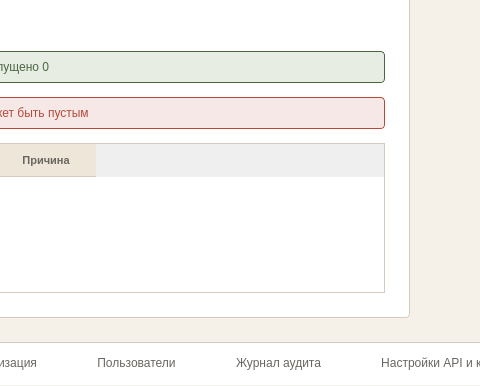
This is ui/windows/import_data_window.ui in nikolas-po/legends_parma as Qt 5 draws it before an edit; both pictures show x 496 to 976 and y 372 to 758 of the 1172 by 758 pixel window. The edited form follows.
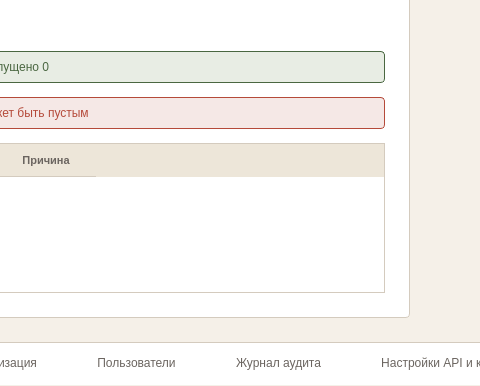
This is the edited form. Icons and pictures are not drawn.

The edit to the form file:
```diff
--- a/ui/windows/import_data_window.ui
+++ b/ui/windows/import_data_window.ui
@@ -20,7 +20,6 @@
 #logout_btn { background-color: transparent; color: #F5F0E8; border: 1px solid rgba(255, 255, 255, 0.25); padding: 3px 10px; font-size: 12px; border-radius: 4px; }
 #logout_btn:hover { background-color: rgba(255, 255, 255, 0.08); border: 1px solid rgba(255, 255, 255, 0.4); }
 #logout_btn:pressed { background-color: rgba(255, 255, 255, 0.12); border: 1px solid rgba(255, 255, 255, 0.5); }
-
 #formCard { background-color: #FFFFFF; border: 1px solid #D4CBBE; border-radius: 4px; }
 #lbl_form_title { font-size: 16px; font-weight: 600; color: #2C2A26; }
 #dropArea { background-color: #FFFFFF; border: 2px dashed #D4CBBE; border-radius: 4px; }
@@ -28,7 +27,6 @@
 #lbl_drop_main { font-size: 14px; color: #2C2A26; }
 #lbl_drop_sub { font-size: 12px; color: #A39E94; }
 #fieldLabel { font-size: 12px; color: #6B6560; }
-
 QComboBox { padding: 10px 12px; font-size: 14px; border-radius: 4px; border: 1px solid #D4CBBE; background-color: #FFFFFF; color: #2C2A26; }
 QComboBox:hover { border: 1px solid #B8AE9E; }
 QComboBox:focus { border: 1px solid #4A6741; }
@@ -36,27 +34,24 @@
 QComboBox:disabled { border: 1px dashed #D4CBBE; color: #A39E94; background-color: #F5F0E8; }
 QComboBox QAbstractItemView { background-color: #FFFFFF; border: 1px solid #D4CBBE; selection-background-color: #E8EDE4; selection-color: #2C2A26; }
 QComboBox QAbstractItemView::item:hover { background-color: #EDE6D9; }
-
 #btn_import { background-color: #4A6741; color: #FFFFFF; border: none; padding: 11px 16px; font-size: 14px; font-weight: 600; border-radius: 4px; }
 #btn_import:hover { background-color: #3D5636; }
 #btn_import:pressed { background-color: #334A2E; }
 #btn_import:disabled { background-color: #A8B5A0; }
 #btn_import:focus { border: 1px dashed #4A6741; }
-
 #successBanner { background-color: #E8EDE4; border: 1px solid #4A6741; border-radius: 4px; }
 #successBanner QLabel { color: #4A6741; font-size: 12px; border: none; background: transparent; }
 #errorBanner { background-color: #F5E8E6; border: 1px solid #B54A3A; border-radius: 4px; }
 #errorBanner QLabel { color: #B54A3A; font-size: 12px; border: none; background: transparent; }
-
-QTableWidget { background-color: #FFFFFF; border: 1px solid #D4CBBE; outline: none; }
+QHeaderView { background-color: #EDE6D9; }
 QHeaderView::section { background-color: #EDE6D9; color: #6B6560; font-size: 11px; font-weight: 600; border: none; border-bottom: 1px solid #D4CBBE; padding: 7px 10px; }
+QHeaderView::section:vertical { background-color: #EDE6D9; color: #6B6560; border: none; padding: 4px 6px; }
+QTableWidget { background-color: #FFFFFF; border: 1px solid #D4CBBE; outline: none; }
 QTableWidget::item { border-bottom: 1px solid #D4CBBE; padding: 7px 10px; color: #2C2A26; font-size: 12px; }
-
 #modeBar { background: transparent; border: none; }
 #btn_mode_import, #btn_mode_export, #btn_mode_gpx { background-color: #FFFFFF; color: #6B6560; border: 1px solid #D4CBBE; padding: 7px 16px; font-size: 12px; border-radius: 4px; }
 #btn_mode_import:hover, #btn_mode_export:hover, #btn_mode_gpx:hover { color: #2C2A26; border: 1px solid #4A6741; }
 #btn_mode_import:checked, #btn_mode_export:checked, #btn_mode_gpx:checked { background-color: #4A6741; color: #FFFFFF; border: 1px solid #4A6741; font-weight: 600; }
-
 QTabWidget::panel { border: none; background-color: #FFFFFF; }
 QTabBar { background-color: #FFFFFF; border: none; qproperty-drawBase: 0; qproperty-expanding: true; }
 QTabBar::tab { height: 40px; background-color: #FFFFFF; color: #6B6560; font-size: 12px; font-weight: normal; padding: 0px 30px; border: none; border-bottom: 2px solid transparent; border-top: 1px solid #D4CBBE; text-align: center; }
```
Left out of the diff: 7 changed lines with no effect on the pictures. Lines whose indentation alone changed are shown as unchanged.
